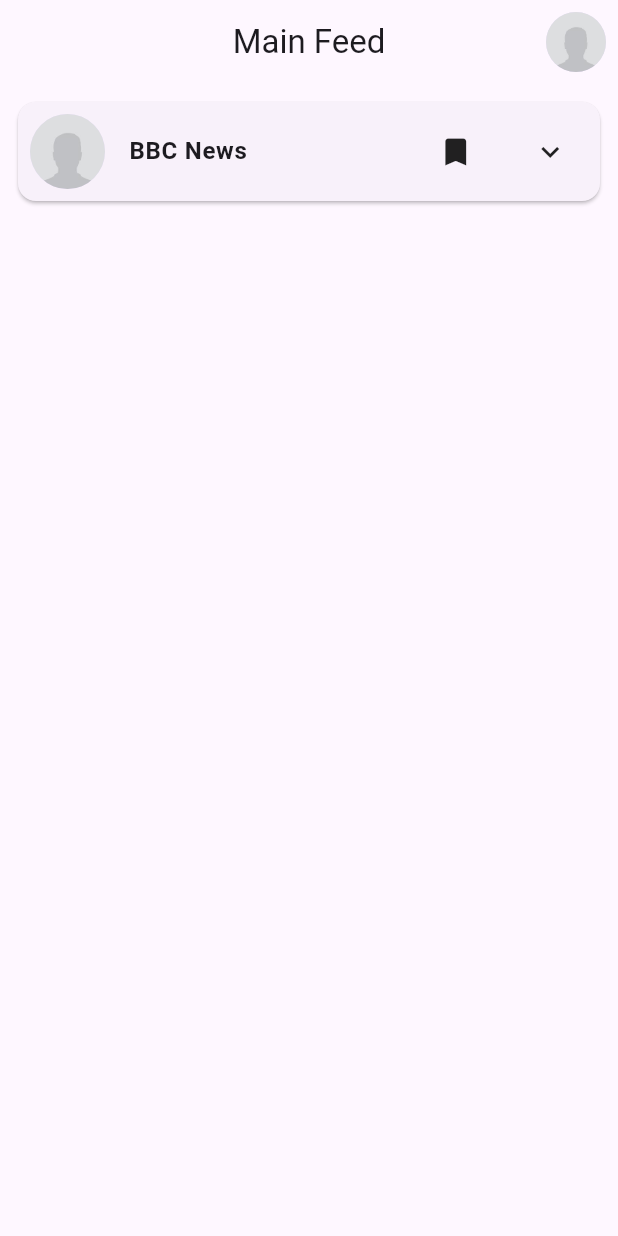
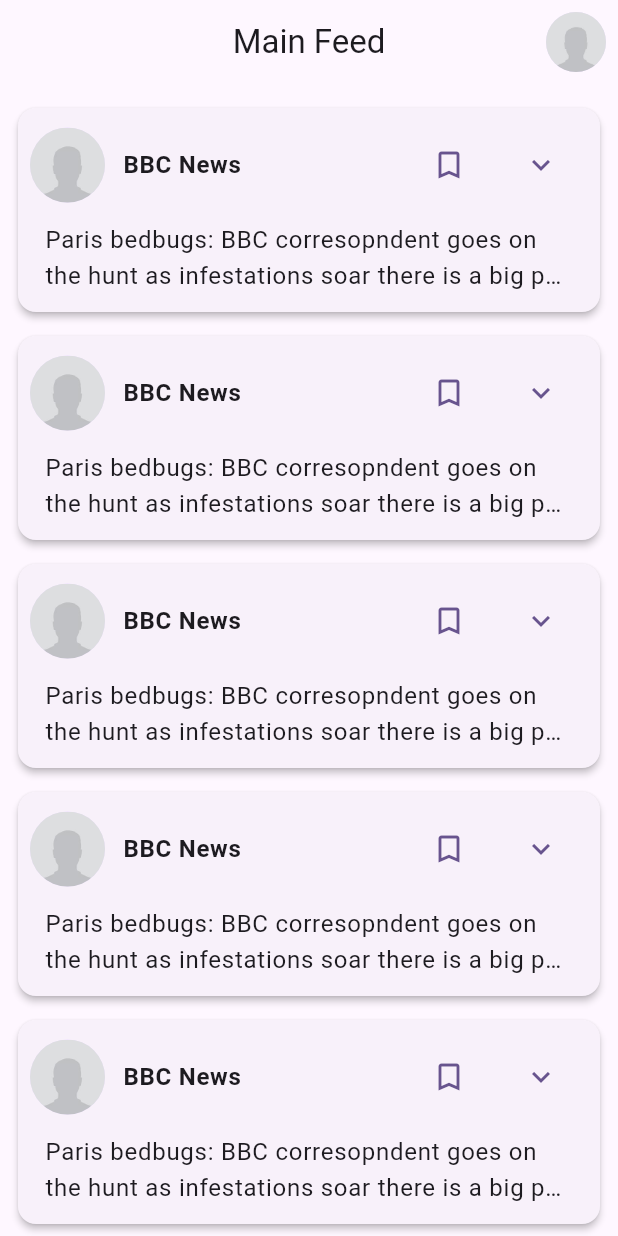
Before and after one commit to adams1mon/flutter_readerss, a Flutter app: the screen it shows after launch, on a phone screen of 412 x 824 dp. Run offline on Flutter 3.47's test engine with Material 2 defaults, Android fonts, the phone set to English and light mode, and no system bars.

Commit message:
added main feed page and feed card component

```diff
--- /dev/null
+++ b/lib/components/app_bar.dart
@@ -0,0 +1,21 @@
+import 'package:flutter/material.dart';
+import 'package:flutter_readrss/components/avatars.dart';
+
+class ReadrssAppBar extends AppBar {
+  ReadrssAppBar(
+      {super.key, required String title, required UserAvatar userAvatar})
+      : super(
+        title: Text(title),
+        centerTitle: true,
+        actions: [
+          Padding(
+            padding: const EdgeInsets.only(right: 8.0),
+            child: GestureDetector(
+              onTap: () {
+                // TODO: navigate to settings page
+              },
+              child: userAvatar,
+            ),
+          ),
+        ],);
+}
--- /dev/null
+++ b/lib/components/avatars.dart
@@ -0,0 +1,30 @@
+
+import 'package:flutter/material.dart';
+import 'package:flutter_readrss/styles/styles.dart';
+
+class Avatar extends StatelessWidget {
+  const Avatar({super.key, required image, width = 40.0})
+      : _image = image,
+        _width = width;
+
+  final Image _image;
+  final double _width;
+
+  @override
+  Widget build(BuildContext context) {
+    return CircleAvatar(
+      radius: _width / 2,
+      foregroundImage: _image.image,
+    );
+  }
+}
+
+class UserAvatar extends Avatar {
+  const UserAvatar({super.key, required image})
+      : super(image: image, width: userAvatarWidth);
+}
+
+class FeedAvatar extends Avatar {
+  const FeedAvatar({super.key, required image})
+      : super(image: image, width: feedAvatarWidth);
+}
--- /dev/null
+++ b/lib/components/feed_card.dart
@@ -0,0 +1,239 @@
+
+import 'package:flutter/material.dart';
+import 'package:flutter_readrss/components/avatars.dart';
+import 'package:flutter_readrss/model/feed_item.dart';
+import 'package:flutter_readrss/styles/styles.dart';
+
+class FeedCard extends StatefulWidget {
+  const FeedCard({super.key, required this.feedItem});
+
+  final FeedItem feedItem;
+
+  @override
+  State<FeedCard> createState() => _FeedCardState();
+}
+
+class _FeedCardState extends State<FeedCard> {
+  var _expanded = false;
+  var _bookmarked = false;
+  var _liked = false;
+
+  void toggleExpanded() {
+    setState(() => _expanded = !_expanded);
+  }
+
+  void toggleBookmarked() {
+    setState(() {
+      // does this work ???
+      // TODO: call bookmarking service
+      widget.feedItem.bookmarked = !widget.feedItem.bookmarked;
+
+      _bookmarked = !_bookmarked;
+    });
+  }
+
+  void toggleLiked() {
+    // TODO: call liking service
+    setState(() => _liked = !_liked);
+  }
+
+  @override
+  Widget build(BuildContext context) {
+    return Card(
+      elevation: 2,
+      child: Padding(
+        padding: const EdgeInsets.all(8.0),
+        child: Column(
+          children: [
+            FeedCardHeader(
+              feedItem: widget.feedItem,
+              bookmarked: _bookmarked,
+              toggleBookmarked: toggleBookmarked,
+              expanded: _expanded,
+              toggleExpanded: toggleExpanded,
+            ),
+            FeedCardBody(
+              feedItem: widget.feedItem,
+              expanded: _expanded,
+              liked: _liked,
+              toggleLiked: toggleLiked,
+            ),
+          ],
+        ),
+      ),
+    );
+  }
+}
+
+class FeedCardHeader extends StatelessWidget {
+  const FeedCardHeader(
+      {super.key,
+      required this.feedItem,
+      required this.bookmarked,
+      required this.toggleBookmarked,
+      required this.expanded,
+      required this.toggleExpanded});
+
+  final FeedItem feedItem;
+  final bool bookmarked;
+  final void Function() toggleBookmarked;
+  final bool expanded;
+  final void Function() toggleExpanded;
+
+  @override
+  Widget build(BuildContext context) {
+    return GestureDetector(
+      onTap: toggleExpanded,
+      child: Row(
+        children: [
+          Expanded(
+            flex: 2,
+            child: Row(
+              children: [
+                FeedAvatar(image: feedItem.sourceIcon),
+                const SizedBox(width: 12),
+                Text(
+                  feedItem.feedSourceTitle,
+                  style: textTheme(context)
+                      .bodyLarge
+                      ?.copyWith(fontWeight: FontWeight.bold),
+                )
+              ],
+            ),
+          ),
+          Expanded(
+            flex: 1,
+            child: Row(
+              mainAxisAlignment: MainAxisAlignment.spaceEvenly,
+              children: [
+                GestureDetector(
+                  onTap: toggleBookmarked,
+                  child: SizedBox(
+                    width: 60,
+                    height: 60,
+                    child: Icon(
+                      bookmarked ? Icons.bookmark : Icons.bookmark_outline,
+                      color: colors(context).primary,
+                    ),
+                  ),
+                ),
+                GestureDetector(
+                  onTap: toggleExpanded,
+                  child: SizedBox(
+                      width: 60,
+                      height: 60,
+                      child: Icon(
+                        expanded ? Icons.expand_less : Icons.expand_more,
+                        color: colors(context).primary,
+                      )),
+                ),
+              ],
+            ),
+          ),
+        ],
+      ),
+    );
+  }
+}
+
+class FeedCardBody extends StatelessWidget {
+  const FeedCardBody({
+    super.key,
+    required this.feedItem,
+    required this.expanded,
+    required this.liked,
+    required this.toggleLiked,
+  });
+
+  final FeedItem feedItem;
+  final bool expanded;
+  final bool liked;
+  final void Function() toggleLiked;
+
+  @override
+  Widget build(BuildContext context) {
+    return Padding(
+      padding: const EdgeInsets.only(left: 10, top: 8, right: 10, bottom: 4),
+      child: Column(
+        children: [
+          Text(
+            feedItem.title,
+            style: textTheme(context).bodyLarge,
+            maxLines: expanded ? 4 : 2,
+            overflow: TextOverflow.ellipsis,
+          ),
+          if (expanded)
+            Padding(
+              padding: const EdgeInsets.only(top: 12.0),
+              child: FeedCardBodyExpandedSection(
+                  feedItem: feedItem, liked: liked, toggleLiked: toggleLiked),
+            ),
+        ],
+      ),
+    );
+  }
+}
+
+class FeedCardBodyExpandedSection extends StatelessWidget {
+  const FeedCardBodyExpandedSection({
+    super.key,
+    required this.feedItem,
+    required this.liked,
+    required this.toggleLiked,
+  });
+
+  final FeedItem feedItem;
+  final bool liked;
+  final void Function() toggleLiked;
+
+  bool feedItemHasDescription() {
+    return feedItem.description != null && feedItem.description!.isNotEmpty;
+  }
+
+  @override
+  Widget build(BuildContext context) {
+    return Column(
+      children: [
+        if (feedItemHasDescription())
+          Text(
+            feedItem.description ?? "",
+            style: textTheme(context).bodyMedium,
+            maxLines: 20,
+            overflow: TextOverflow.ellipsis,
+          ),
+        const SizedBox(
+          height: 10.0,
+        ),
+        Row(
+          mainAxisAlignment: MainAxisAlignment.spaceBetween,
+          children: [
+            Text(
+              "${feedItem.views} views",
+              style: textTheme(context)
+                  .bodySmall
+                  ?.copyWith(color: colors(context).secondary),
+            ),
+            TextButton.icon(
+              icon: Icon(
+                liked ? Icons.thumb_up : Icons.thumb_up_outlined,
+                color: colors(context).primary,
+              ),
+              label: Text(
+                "${feedItem.likes}",
+                style: textTheme(context).bodyMedium?.copyWith(
+                    color: colors(context).primary,
+                    fontWeight: FontWeight.bold),
+              ),
+              onPressed: toggleLiked,
+              style: TextButton.styleFrom(
+                backgroundColor:
+                    colors(context).primary.withOpacity(liked ? 0.1 : 0.08),
+                foregroundColor: colors(context).primary,
+              ),
+            )
+          ],
+        )
+      ],
+    );
+  }
+}
--- a/lib/main.dart
+++ b/lib/main.dart
@@ -1,7 +1,5 @@
 import 'package:flutter/material.dart';
-import 'package:flutter_readrss/model/feed_item.dart';
 import 'package:flutter_readrss/pages/feed_page.dart';
-import 'package:flutter_readrss/pages/login_page.dart';
 import 'package:flutter_readrss/styles/styles.dart';
 
 void main() {
--- a/lib/model/feed_item.dart
+++ b/lib/model/feed_item.dart
@@ -6,11 +6,15 @@ class FeedItem {
   final String feedSourceTitle;
   final String title;
   bool bookmarked;
+  bool liked;
   final String? description;
   final String link;
+
+  // TODO: do we need the author? if yes, where do we display it?
   final String? author;
   final Image sourceIcon;
 
+  // TODO: where do we display the date?
   final DateTime? pubDate;
 
   final int views;
@@ -20,6 +24,7 @@ class FeedItem {
     required this.feedSourceTitle,
     required this.title,
     this.bookmarked = false,
+    this.liked = false,
     this.description,
     required this.link,
     this.author,
--- a/lib/pages/feed_page.dart
+++ b/lib/pages/feed_page.dart
@@ -1,4 +1,7 @@
 import 'package:flutter/material.dart';
+import 'package:flutter_readrss/components/app_bar.dart';
+import 'package:flutter_readrss/components/avatars.dart';
+import 'package:flutter_readrss/components/feed_card.dart';
 import 'package:flutter_readrss/model/feed_item.dart';
 import 'package:flutter_readrss/styles/styles.dart';
 
@@ -8,47 +11,16 @@ class FeedPage extends StatelessWidget {
   @override
   Widget build(BuildContext context) {
     return Scaffold(
-      appBar: AppBar(
-        title: const Text("Main Feed"),
-        centerTitle: true,
-        actions: [
-          UserAvatar(image: Image.asset("assets/avatar.jpg")),
-        ],
+      appBar: ReadrssAppBar(
+        title: "Main Feed",
+        userAvatar: UserAvatar(
+          image: Image.asset("assets/avatar.jpg"),
+        ),
       ),
       backgroundColor: colors(context).background,
       body: const MainContainer(),
     );
   }
-}
-
-class Avatar extends StatelessWidget {
-  const Avatar({super.key, required image, width = 40.0})
-      : _image = image,
-        _width = width;
-
-  final Image _image;
-  final double _width;
-
-  @override
-  Widget build(BuildContext context) {
-    return Padding(
-      padding: const EdgeInsets.all(8.0),
-      child: CircleAvatar(
-        radius: _width / 2,
-        foregroundImage: _image.image,
-      ),
-    );
-  }
-}
-
-class UserAvatar extends Avatar {
-  const UserAvatar({super.key, required image})
-      : super(image: image, width: userAvatarWidth);
-}
-
-class FeedAvatar extends Avatar {
-  const FeedAvatar({super.key, required image})
-      : super(image: image, width: feedAvatarWidth);
 }
 
 class MainContainer extends StatelessWidget {
@@ -58,23 +30,26 @@ class MainContainer extends StatelessWidget {
 
   @override
   Widget build(BuildContext context) {
-    return Center(
+    return const Center(
       child: FeedList(),
     );
   }
 }
 
 // final list = List<String>.generate(10000, (i) => 'Item $i');
-final list = List<String>.generate(1, (i) => 'Item $i');
-
-final item = FeedItem(
-  feedSourceTitle: "BBC News",
-  title:
-      "Paris bedbugs: BBC corresopndent goes on the hunt as infestations soar",
-  link: "http://google.com",
-  views: 123,
-  likes: 0,
-);
+final items = List<FeedItem>.generate(
+    1000,
+    (i) => FeedItem(
+          feedSourceTitle: "BBC News",
+          title:
+              // "Paris bedbugs: BBC corresopndent goes on the hunt as infestations soar",
+              "Paris bedbugs: BBC corresopndent goes on the hunt as infestations soar there is a big pandemic going on here manan",
+          link: "http://google.com",
+          views: 123,
+          likes: 0,
+          description:
+              "some random description here, lorem ipsum dolor sit amet",
+        ));
 
 class FeedList extends StatelessWidget {
   const FeedList({super.key});
@@ -82,116 +57,16 @@ class FeedList extends StatelessWidget {
   @override
   Widget build(BuildContext context) {
     return ListView.builder(
-      itemCount: list.length,
+      itemCount: items.length,
       itemBuilder: (context, index) {
-        return FeedCard(
-          feedItem: item,
+        return Padding(
+          padding: const EdgeInsets.symmetric(vertical: 4.0),
+          child: FeedCard(
+            feedItem: items[index],
+          ),
         );
       },
       padding: const EdgeInsets.all(8.0),
     );
   }
 }
-
-class FeedCard extends StatefulWidget {
-  const FeedCard({super.key, required feedItem}) : _item = feedItem;
-
-  final FeedItem _item;
-
-  @override
-  State<FeedCard> createState() => _FeedCardState();
-}
-
-class _FeedCardState extends State<FeedCard> {
-  var _expanded = false;
-  var _bookmarked = false;
-
-  void toggleExpanded() {
-    setState(() {
-      _expanded = !_expanded;
-    });
-  }
-
-  void toggleBookmarked() {
-    setState(() {
-      // does this work ???
-      // TODO: call bookmarking service
-      widget._item.bookmarked = !widget._item.bookmarked;
-
-      _bookmarked = !_bookmarked;
-    });
-  }
-
-  @override
-  Widget build(BuildContext context) {
-    return Card(
-      child: Column(
-        children: [
-          Row(
-            children: [
-              Expanded(
-                flex: 2,
-                child: Row(
-                  children: [
-                    FeedAvatar(image: widget._item.sourceIcon),
-                    Padding(
-                      padding: const EdgeInsets.all(8.0),
-                      child: Text(
-                        widget._item.feedSourceTitle,
-                        style: textTheme(context)
-                            .bodyLarge
-                            ?.copyWith(fontWeight: FontWeight.bold),
-                      ),
-                    )
-                  ],
-                ),
-              ),
-              Expanded(
-                flex: 1,
-                child: Row(
-                  mainAxisAlignment: MainAxisAlignment.spaceEvenly,
-                  children: [
-                    GestureDetector(
-                      onTap: toggleBookmarked,
-                      child: SizedBox(
-                        width: 60,
-                        height: 60,
-                        child: Icon(_bookmarked
-                            ? Icons.bookmark_outline
-                            : Icons.bookmark),
-                      ),
-                    ),
-                    GestureDetector(
-                      onTap: toggleExpanded,
-                      child: SizedBox(
-                          width: 60,
-                          height: 60,
-                          child: Icon(_expanded
-                              ? Icons.expand_less
-                              : Icons.expand_more)),
-                    ),
-                  ],
-                ),
-              ),
-            ],
-          ),
-        ],
-      ),
-    );
-  }
-}
-
-
-// class MainContent extends StatelessWidget {
-//   const MainContent({
-//     super.key,
-//   });
-
-//   @override
-//   Widget build(BuildContext context) {
-//     return const Column(
-//       mainAxisAlignment: MainAxisAlignment.spaceEvenly,
-//       children: [Text("hello")],
-//     );
-//   }
-// }
```
Also changed, not shown: pubspec.lock.
